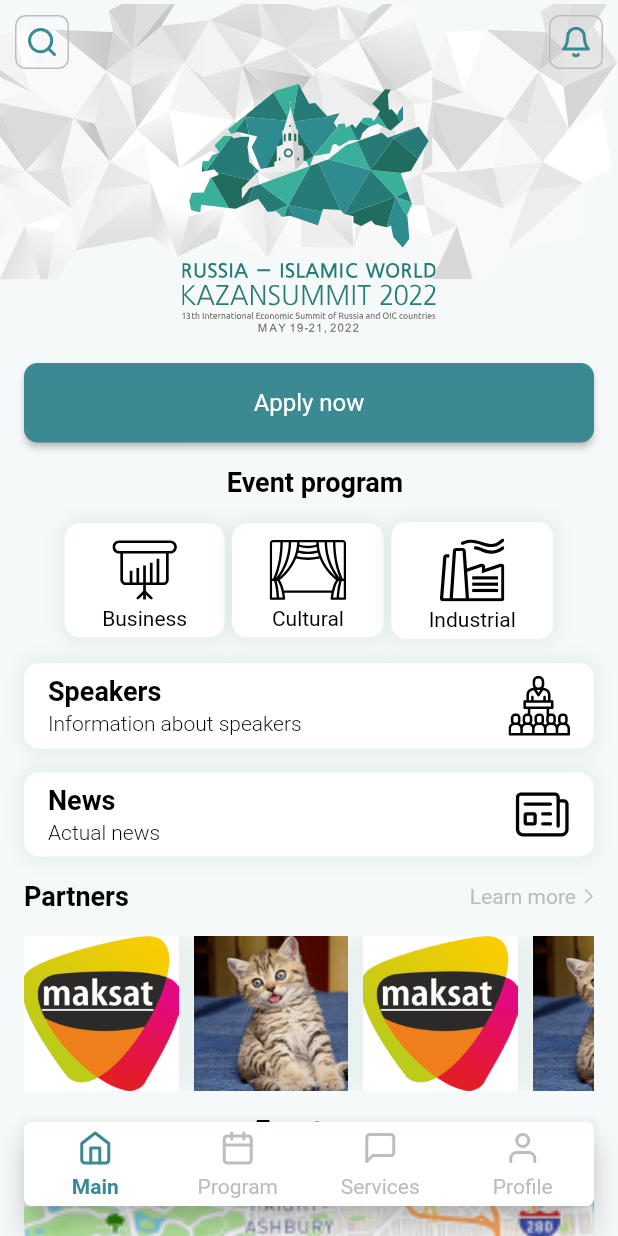
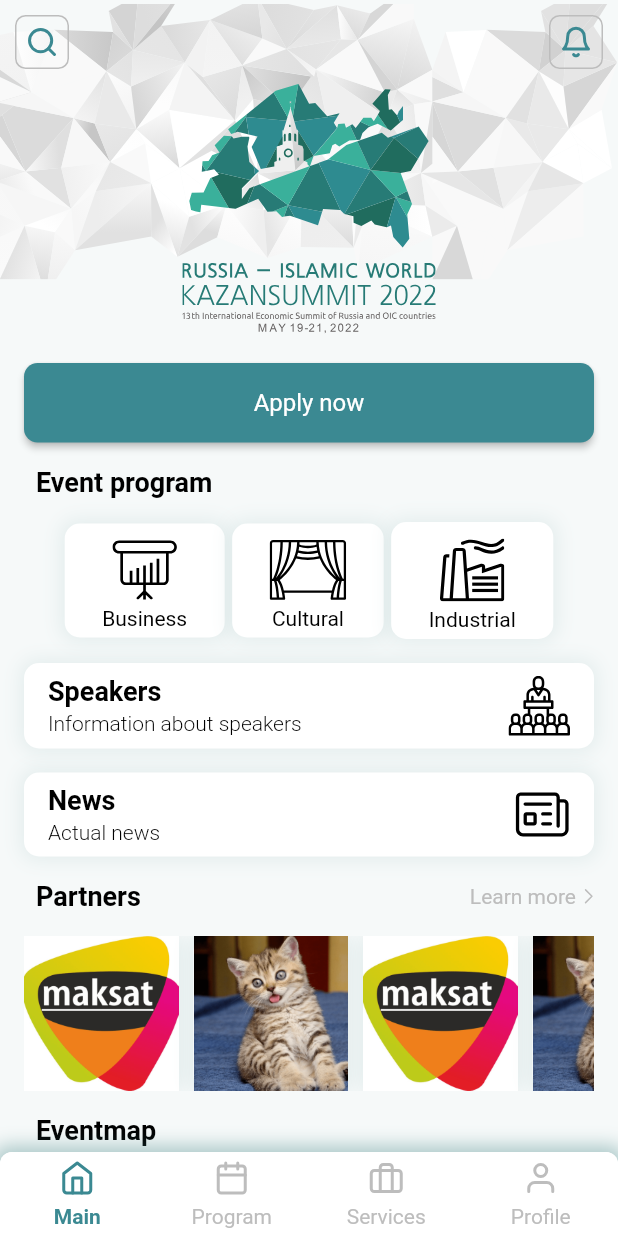
Before and after one commit to smarthousetest/ks, a Flutter app: the screen it shows after launch, on a phone screen of 412 x 824 dp. Run offline on Flutter 3.47's test engine with Material 2 defaults, Android fonts, the light colour scheme and no system bars; drawn by our look-alikes of custom_navigation_bar; our stand-ins replace auto_size_text, buttons_tabbar, custom_sliding_segmented_control, flutter_bloc, flutter_svg, get_it; generated files the repository leaves out were written again; Roboto replaces fonts that are missing (Ubuntu).

Commit message:
Экран контакты - ссылки вставлены, есть реакция на нажатие (телефон, почта) Новый навигатор бар

```diff
--- a/lib/l10n/app_en.arb
+++ b/lib/l10n/app_en.arb
@@ -20,6 +20,9 @@
 "program":"Program",
 "services":"Services",
 "profile":"Profile",
+"livestream":"Live stream",
+"address":"Address: 420049, Kazan, Agronomicheskaya St, 11",
+"feedback":"Feedback",
     "hello": "Hello {username}",
     "@hello": {
       "description": "A welcome message",
--- a/lib/l10n/app_ru.arb
+++ b/lib/l10n/app_ru.arb
@@ -19,5 +19,8 @@
 "main":"Главная",
 "program":"Расписание",
 "services":"Сервисы",
-"profile":"Профиль"
+"profile":"Профиль",
+"livestream":"Трансляция",
+"address":"420049 г.Казань, ул.Агрономическая, 11",
+"feedback":"Обратная связь"
 }
--- a/lib/main.dart
+++ b/lib/main.dart
@@ -2,6 +2,7 @@
 import 'package:flutter/services.dart';
 import 'package:flutter_bloc/flutter_bloc.dart';
 import 'package:kazansummit/cubit/locator_services.dart';
+import 'package:kazansummit/screens/%D1%81ontacts_page.dart';
 import 'package:kazansummit/screens/main_page.dart';
 import 'package:kazansummit/screens/management.dart';
 import 'package:kazansummit/utils/constants.dart';
@@ -13,7 +14,7 @@
 void main() async {
   SystemChrome.setSystemUIOverlayStyle(SystemUiOverlayStyle(
     statusBarColor: kPrimaryColor,
-    statusBarIconBrightness: Brightness.dark,
+    statusBarIconBrightness: Brightness.light,
   ));
   await servic.init();
   runApp(const MyApp());
@@ -40,6 +41,9 @@
         localizationsDelegates: AppLocalizations.localizationsDelegates,
         supportedLocales: AppLocalizations.supportedLocales,
         home: Management(),
+        routes: <String, WidgetBuilder>{
+          '/contactpage': (BuildContext context) => ContactsPage(),
+        },
       ),
     );
   }
--- a/lib/screens/main_page.dart
+++ b/lib/screens/main_page.dart
@@ -1,5 +1,7 @@
+import 'package:flutter/cupertino.dart';
 import 'package:flutter/material.dart';
 import 'package:flutter_svg/flutter_svg.dart';
+import 'package:kazansummit/screens/%D1%81ontacts_page.dart';
 import 'package:kazansummit/utils/constants.dart';
 import 'package:flutter_gen/gen_l10n/app_localizations.dart';
 
@@ -64,6 +66,8 @@
                       )),
                 ),
                 SizedBox(height: 16),
+                Row(
+                  children: [
                     Padding(
                       padding: const EdgeInsets.only(left: 8),
                       child: Text(
@@ -73,6 +77,8 @@
                             fontWeight: FontWeight.w700,
                             fontSize: 18),
                       ),
+                    ),
+                  ],
                 ),
                 SizedBox(height: 10),
                 SingleChildScrollView(
@@ -227,12 +233,15 @@
                 Row(
                   mainAxisAlignment: MainAxisAlignment.spaceBetween,
                   children: [
-                    Text(
+                    Padding(
+                      padding: const EdgeInsets.only(left: 8),
+                      child: Text(
                         "${AppLocalizations.of(context)?.partners}",
                         style: TextStyle(
                             color: Colors.black,
                             fontWeight: FontWeight.w700,
                             fontSize: 18),
+                      ),
                     ),
                     Container(
                       child: Row(
@@ -328,6 +337,8 @@
                       ],
                     )),
                 SizedBox(height: 16),
+                Row(
+                  children: [
                     Padding(
                       padding: const EdgeInsets.only(left: 8),
                       child: Text(
@@ -338,11 +349,16 @@
                             fontSize: 18),
                       ),
                     ),
+                  ],
+                ),
                 SizedBox(height: 10),
-                Image.asset(
+                ClipRRect(
+                  borderRadius: BorderRadius.all(Radius.circular(5)),
+                  child: Image.asset(
                     "assets/images/map.png",
-                  height: 200,
+                    height: 140,
                     fit: BoxFit.cover,
+                  ),
                 ),
                 SizedBox(height: 16),
                 Container(
@@ -383,7 +399,11 @@
                   ),
                 ),
                 SizedBox(height: 16),
-                Container(
+                GestureDetector(
+                  onTap: () {
+                    Navigator.pushNamed(context, '/contactpage');
+                  },
+                  child: Container(
                     decoration: kDecorationBox,
                     child: Row(
                       mainAxisAlignment: MainAxisAlignment.spaceBetween,
@@ -413,11 +433,12 @@
                           ),
                         ),
                         Padding(
-                        padding:
-                            const EdgeInsets.only(right: 16, top: 8, bottom: 8),
+                          padding: const EdgeInsets.only(
+                              right: 16, top: 8, bottom: 8),
                           child: SvgPicture.asset("assets/icons/contacts.svg"),
                         )
                       ],
+                    ),
                   ),
                 ),
                 SizedBox(height: 16),
--- a/lib/screens/management.dart
+++ b/lib/screens/management.dart
@@ -2,6 +2,7 @@
 import 'package:flutter_bloc/flutter_bloc.dart';
 import 'package:flutter_svg/flutter_svg.dart';
 import 'package:kazansummit/cubit/state.dart';
+import 'package:kazansummit/screens/%D1%81ontacts_page.dart';
 import 'package:kazansummit/screens/main_page.dart';
 import 'package:custom_navigation_bar/custom_navigation_bar.dart';
 import 'package:kazansummit/screens/schedule_page.dart';
@@ -16,14 +17,26 @@
   Widget build(BuildContext context) {
     return BlocBuilder<BottomNavigationControllerSelect, int>(
         builder: (context, select) => Scaffold(
-              extendBody: true,
               body: _widgetOptions.elementAt(select),
               bottomNavigationBar: Container(
-                margin: EdgeInsets.only(bottom: 20),
+                decoration: BoxDecoration(
+                    color: Colors.white,
+                    boxShadow: [
+                      BoxShadow(
+                        color: kShadowColor.withOpacity(0.4),
+                        spreadRadius: 4,
+                        blurRadius: 10, // changes position of shadow
+                      )
+                    ],
+                    borderRadius: BorderRadius.only(
+                      topLeft: Radius.circular(8),
+                      topRight: Radius.circular(8),
+                    )),
                 child: CustomNavigationBar(
                     iconSize: 30.0,
+                    elevation: 0,
                     opacity: 0.0,
-                    borderRadius: Radius.circular(5),
+                    borderRadius: Radius.circular(8),
                     selectedColor: Color(0xFF3B8992),
                     strokeColor: Color(0xFF3B8992),
                     unSelectedColor: Color(0xFFBDBDBD),
@@ -77,7 +90,7 @@
                                   : FontWeight.w400),
                         ),
                         icon: SvgPicture.asset(
-                          "assets/icons/square.svg",
+                          "assets/icons/briefcase.svg",
                           color: select == 2
                               ? Color(0xFF3B8992)
                               : Color(0xFFBDBDBD),
@@ -102,7 +115,7 @@
                         ),
                       ),
                     ],
-                    isFloating: true,
+                    isFloating: false,
                     currentIndex: select,
                     onTap: (index) {
                       context
--- a/lib/widgets/schedule_card.dart
+++ b/lib/widgets/schedule_card.dart
@@ -2,6 +2,7 @@
 import 'package:flutter/material.dart';
 import 'package:flutter_svg/flutter_svg.dart';
 import 'package:kazansummit/utils/constants.dart';
+import 'package:flutter_gen/gen_l10n/app_localizations.dart';
 
 class ScheduleCard extends StatelessWidget {
   String time;
@@ -82,7 +83,7 @@
                                     color: kTextGreenColor),
                                 SizedBox(width: 9),
                                 Text(
-                                  "Трансляция",
+                                  "${AppLocalizations.of(context)?.livestream}",
                                   style: TextStyle(
                                       color: kTextGreenColor,
                                       fontWeight: FontWeight.w400,
```
Also changed, not shown: lib/screens/сontacts_page.dart (added, +160 -0 lines), lib/utils/constants.dart (+8 -0 lines), lib/widgets/sliding_filter.dart (added, +10 -0 lines), pubspec.yaml (+9 -0 lines), assets/icons/briefcase.svg (added), assets/icons/instagram.svg (added), assets/icons/mail.svg (added), assets/icons/phone.svg (added), assets/icons/printer.svg (added), assets/icons/tw.svg (added), pubspec.lock. Lines whose indentation alone changed are shown as unchanged.
